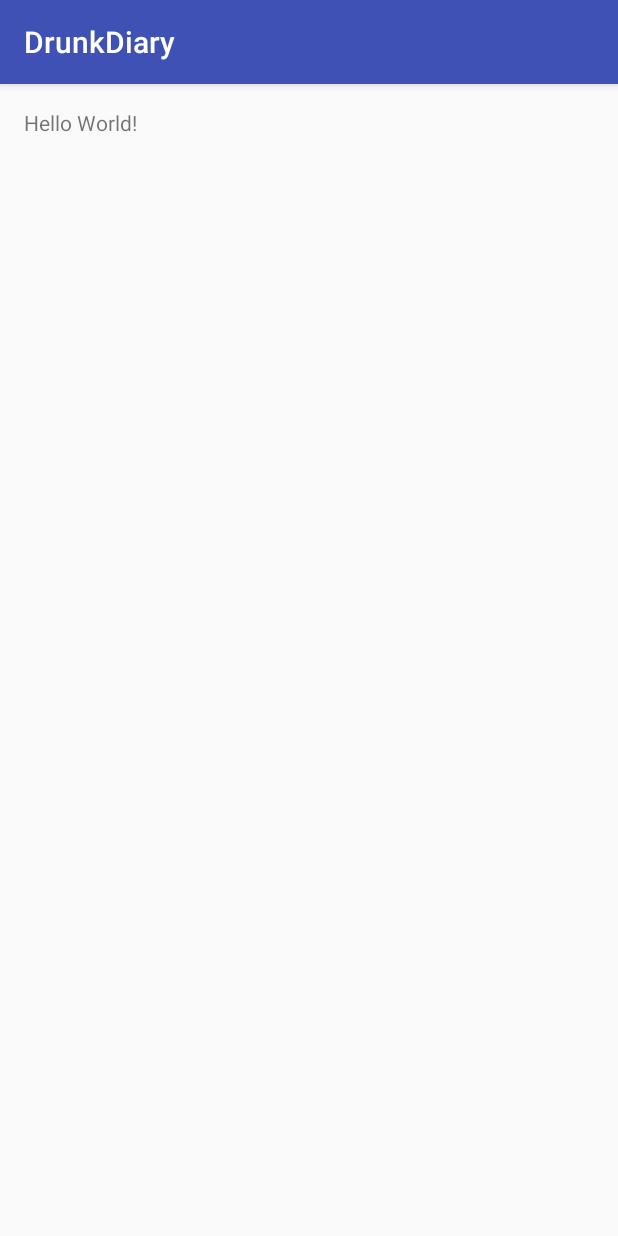
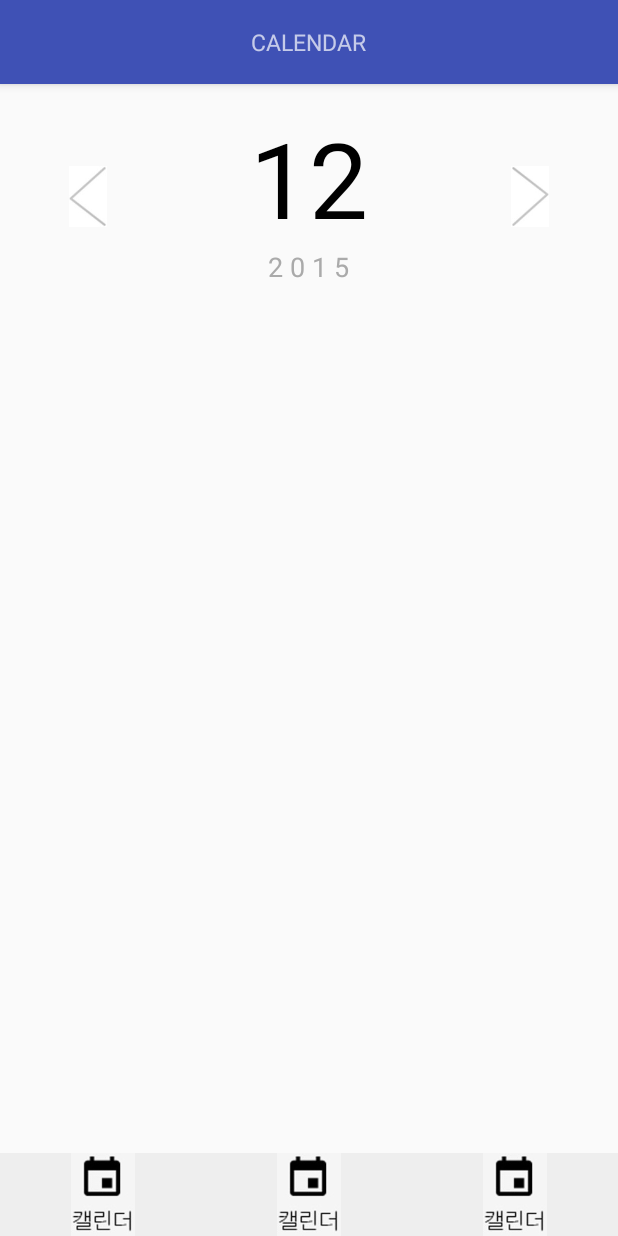
Before and after one commit to mnyok/DrunkenDiary, an Android app: the MainActivity screen opened directly, with no data from a screen before it, on a phone screen of 412 x 824 dp. Run offline under Robolectric (Android 15) with nearby library versions, the phone set to English and light mode, and no system bars.

Commit message:
bottombar 장착

```diff
--- a/app/src/main/java/tourplatform/drunkdiary/MainActivity.java
+++ b/app/src/main/java/tourplatform/drunkdiary/MainActivity.java
@@ -1,7 +1,11 @@
 package tourplatform.drunkdiary;
 
+import android.app.ActionBar;
 import android.support.v7.app.AppCompatActivity;
 import android.os.Bundle;
+import android.util.Log;
+import android.view.View;
+import android.widget.CalendarView;
 
 public class MainActivity extends AppCompatActivity {
 
@@ -9,5 +13,17 @@ public class MainActivity extends AppCompatActivity {
     protected void onCreate(Bundle savedInstanceState) {
         super.onCreate(savedInstanceState);
         setContentView(R.layout.activity_main);
+
+        //noinspection ResourceType
+        getSupportActionBar().setDisplayOptions(ActionBar.DISPLAY_SHOW_CUSTOM);
+        getSupportActionBar().setCustomView(R.layout.actionbar);
+
+
+
+        CalendarView calendarView = new CalendarView(this);
+
+    }
+
+    public void mOnClick(View view){
     }
 }
--- /dev/null
+++ b/app/src/main/res/layout/actionbar.xml
@@ -0,0 +1,14 @@
+<?xml version="1.0" encoding="utf-8"?>
+<RelativeLayout xmlns:android="http://schemas.android.com/apk/res/android"
+    android:layout_width="match_parent"
+    android:layout_height="match_parent"
+    android:orientation="horizontal">
+
+    <TextView
+        android:layout_width="wrap_content"
+        android:layout_height="wrap_content"
+        android:layout_centerInParent="true"
+        android:textSize="15dp"
+        android:text="CALENDAR" />
+
+</RelativeLayout>
--- a/app/src/main/res/layout/activity_intro.xml
+++ b/app/src/main/res/layout/activity_intro.xml
@@ -1,6 +1,8 @@
 <?xml version="1.0" encoding="utf-8"?>
 <RelativeLayout xmlns:android="http://schemas.android.com/apk/res/android"
-    android:orientation="vertical" android:layout_width="match_parent"
-    android:layout_height="match_parent">
+    android:layout_width="match_parent"
+    android:layout_height="match_parent"
+    android:background="@drawable/intro_tmp"
+    android:orientation="vertical">
 
 </RelativeLayout>
--- a/app/src/main/res/layout/activity_main.xml
+++ b/app/src/main/res/layout/activity_main.xml
@@ -1,11 +1,81 @@
 <?xml version="1.0" encoding="utf-8"?>
 <RelativeLayout xmlns:android="http://schemas.android.com/apk/res/android"
-    xmlns:tools="http://schemas.android.com/tools" android:layout_width="match_parent"
-    android:layout_height="match_parent" android:paddingLeft="@dimen/activity_horizontal_margin"
-    android:paddingRight="@dimen/activity_horizontal_margin"
-    android:paddingTop="@dimen/activity_vertical_margin"
-    android:paddingBottom="@dimen/activity_vertical_margin" tools:context=".MainActivity">
+    xmlns:tools="http://schemas.android.com/tools"
+    android:layout_width="match_parent"
+    android:layout_height="match_parent"
+    android:orientation="vertical"
+    tools:context=".MainActivity">
 
-    <TextView android:text="Hello World!" android:layout_width="wrap_content"
-        android:layout_height="wrap_content" />
+    <include
+        android:id="@+id/bottombar"
+        layout="@layout/bottombar"
+        android:layout_width="match_parent"
+        android:layout_height="55dp"
+        android:layout_alignParentBottom="true" />
+
+    <LinearLayout
+        android:layout_width="match_parent"
+        android:layout_height="match_parent"
+        android:layout_above="@id/bottombar"
+        android:orientation="vertical"
+        android:paddingLeft="@dimen/activity_horizontal_margin"
+        android:paddingRight="@dimen/activity_horizontal_margin"
+        android:paddingTop="@dimen/activity_vertical_margin">
+
+        <RelativeLayout
+            android:layout_width="match_parent"
+            android:layout_height="wrap_content"
+            android:layout_marginBottom="20dp"
+            android:layout_marginLeft="30dp"
+            android:layout_marginRight="30dp">
+
+            <ImageButton
+                android:id="@+id/bt_left"
+                android:layout_width="25dp"
+                android:layout_height="50dp"
+                android:layout_alignParentLeft="true"
+                android:layout_centerVertical="true"
+                android:background="@null"
+                android:button="@null"
+                android:onClick="mOnClick"
+                android:scaleType="fitCenter"
+                android:src="@drawable/bt_left_tmp" />
+
+            <TextView
+                android:id="@+id/text_month"
+                android:layout_width="wrap_content"
+                android:layout_height="wrap_content"
+                android:layout_alignParentTop="true"
+                android:layout_centerHorizontal="true"
+                android:text="12"
+                android:textColor="#000000"
+                android:textSize="70dp" />
+
+            <TextView
+                android:id="@+id/text_year"
+                android:layout_width="wrap_content"
+                android:layout_height="wrap_content"
+                android:layout_below="@id/text_month"
+                android:layout_centerHorizontal="true"
+                android:text="2 0 1 5"
+                android:textColor="#AAAAAA"
+                android:textSize="18dp" />
+
+
+            <ImageButton
+                android:id="@+id/bt_right"
+                android:layout_width="25dp"
+                android:layout_height="50dp"
+                android:layout_alignParentRight="true"
+                android:layout_centerVertical="true"
+                android:background="@null"
+                android:button="@null"
+                android:onClick="mOnClick"
+                android:scaleType="fitCenter"
+                android:src="@drawable/bt_right_tmp" />
+
+        </RelativeLayout>
+
+    </LinearLayout>
+
 </RelativeLayout>
--- /dev/null
+++ b/app/src/main/res/layout/bottombar.xml
@@ -0,0 +1,40 @@
+<?xml version="1.0" encoding="utf-8"?>
+<LinearLayout xmlns:android="http://schemas.android.com/apk/res/android"
+    android:layout_width="match_parent"
+    android:layout_height="match_parent"
+    android:background="#EEEEEE"
+    android:orientation="horizontal">
+
+    <ImageButton
+        android:id="@+id/bt_calendar"
+        android:layout_width="0dp"
+        android:layout_height="match_parent"
+        android:layout_weight="1"
+        android:background="@null"
+        android:button="@null"
+        android:onClick="mOnClick"
+        android:scaleType="fitCenter"
+        android:src="@drawable/underbar_bt_tmp" />
+
+    <ImageButton
+        android:id="@+id/bt_diary"
+        android:layout_width="0dp"
+        android:layout_height="match_parent"
+        android:layout_weight="1"
+        android:background="@null"
+        android:button="@null"
+        android:onClick="mOnClick"
+        android:scaleType="fitCenter"
+        android:src="@drawable/underbar_bt_tmp" />
+
+    <ImageButton
+        android:id="@+id/bt_statistic"
+        android:layout_width="0dp"
+        android:layout_height="match_parent"
+        android:layout_weight="1"
+        android:background="@null"
+        android:button="@null"
+        android:onClick="mOnClick"
+        android:scaleType="fitCenter"
+        android:src="@drawable/underbar_bt_tmp" />
+</LinearLayout>
--- a/app/src/main/res/values/styles.xml
+++ b/app/src/main/res/values/styles.xml
@@ -4,7 +4,7 @@
     <style name="IntroTheme" parent="@android:style/Theme.Light.NoTitleBar">
         <item name="android:windowActionBar">false</item>
         <item name="android:windowNoTitle">true</item>
-        <item name="android:windowBackground">@color/colorPrimary</item>
+        <!--<item name="android:windowBackground">@drawable/intro_tmp</item>-->
     </style>
 
     <!-- Base application theme. -->
```
Also changed, not shown: app/src/main/res/drawable/bt_left_tmp.jpg (added), app/src/main/res/drawable/bt_right_tmp.jpg (added), app/src/main/res/drawable/intro_tmp.jpg (added), app/src/main/res/drawable/underbar_bt_tmp.jpg (added).
